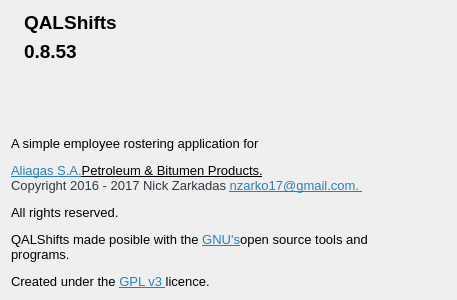
The window that AlShifts/aboutdialog.ui (nzarko/qalshifts) describes before a commit, drawn with Qt 5.
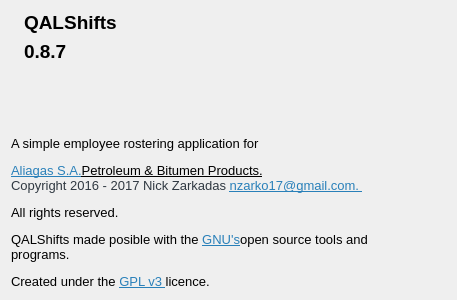
The same window after the commit. Icons and pictures are not drawn.

The edit to the form file:
```diff
--- a/AlShifts/aboutdialog.ui
+++ b/AlShifts/aboutdialog.ui
@@ -55,7 +55,7 @@
             </sizepolicy>
            </property>
            <property name="text">
-            <string>&lt;html&gt;&lt;head/&gt;&lt;body&gt;&lt;p&gt;&lt;span style=&quot; font-size:14pt; font-weight:600;&quot;&gt;0.8.53&lt;/span&gt;&lt;/p&gt;&lt;/body&gt;&lt;/html&gt;</string>
+            <string>&lt;html&gt;&lt;head/&gt;&lt;body&gt;&lt;p&gt;&lt;span style=&quot; font-size:14pt; font-weight:600;&quot;&gt;0.8.7&lt;/span&gt;&lt;/p&gt;&lt;/body&gt;&lt;/html&gt;</string>
            </property>
            <property name="scaledContents">
             <bool>true</bool>
```
